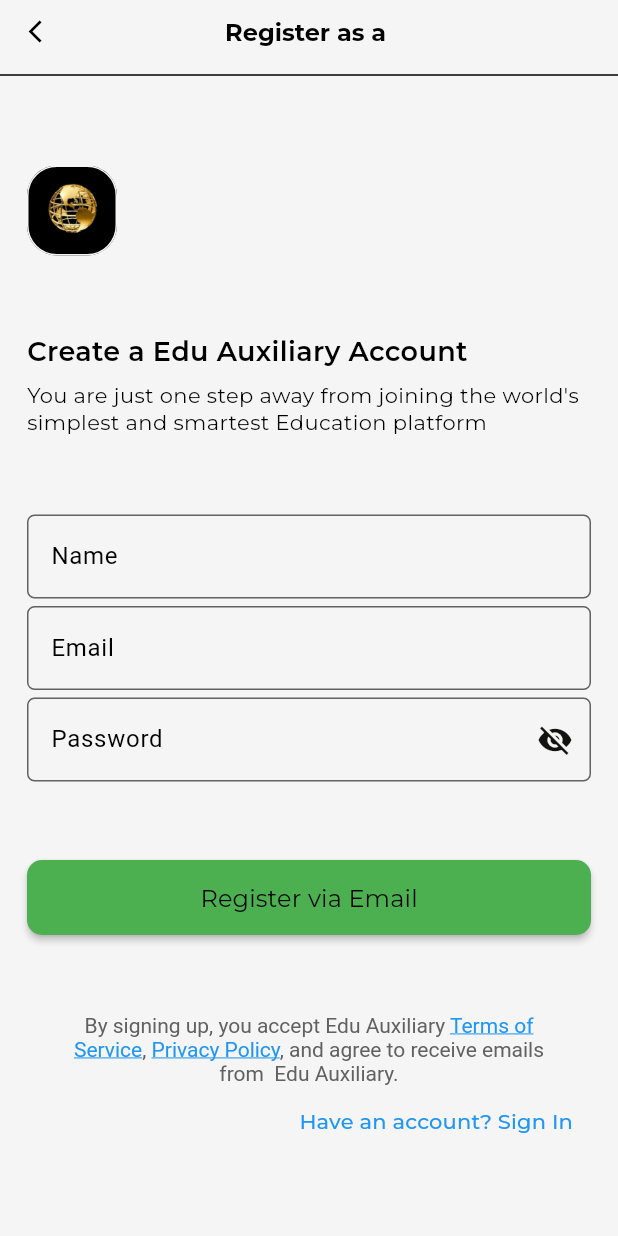
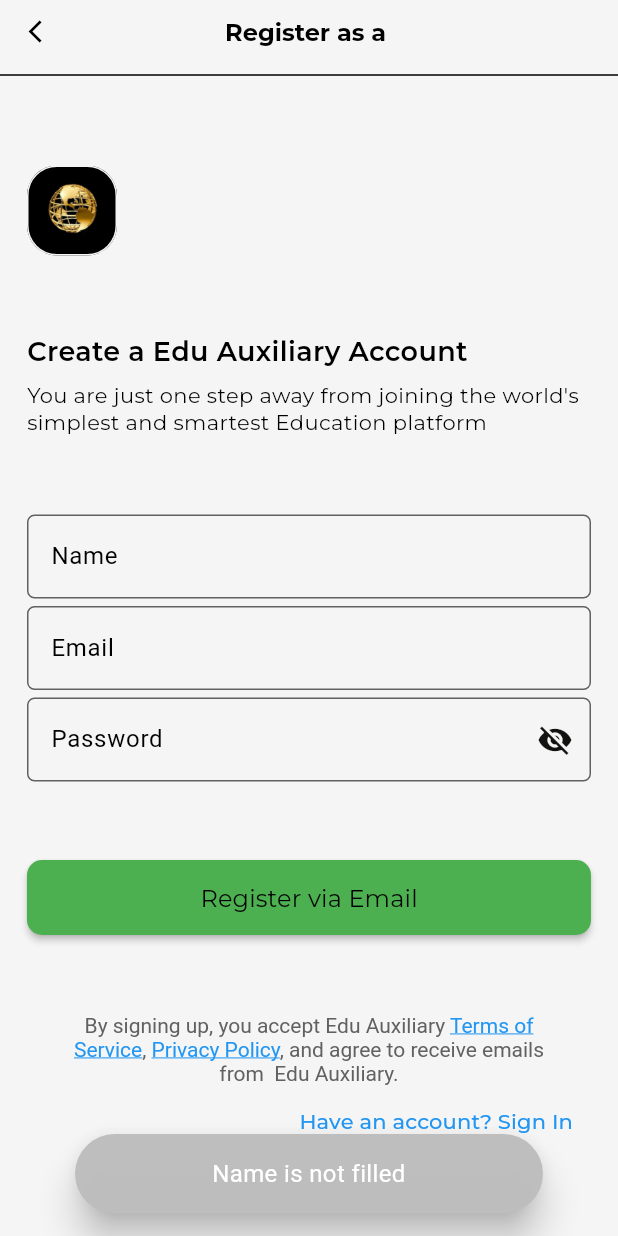
Before and after one commit to Zafarbek708k/edu_auxiliary, a Flutter app: the Register screen opened by its route, after a tap on "Register via Email", on a phone screen of 412 x 824 dp. Run offline on Flutter 3.47's test engine with Material 3 defaults, Android fonts, the phone set to English and light mode, and no system bars; drawn by our look-alikes of keyboard_dismisser; our stand-ins replace cached_network_image, cloud_firestore, connectivity_plus, device_preview, dio, firebase_auth and 13 more; missing offline and left inert: a package; accounts and stored records are empty; generated files the repository leaves out were written again; network calls fail.

Commit message:
3 - commit by Zafarbek fix Auth

```diff
--- a/lib/src/core/constants/all_library.dart
+++ b/lib/src/core/constants/all_library.dart
@@ -33,3 +33,7 @@ export 'package:firebase_crashlytics/firebase_crashlytics.dart';
 export 'package:edu_auxiliary/src/feature/home/view/widgets/home_banner_widget.dart';
 export 'package:edu_auxiliary/src/feature/home/view/widgets/home_free_cource_widget.dart';
 export 'package:edu_auxiliary/src/feature/home/view/widgets/home_lesson_widget.dart';
+export 'package:edu_auxiliary/src/core/server/firebase/utils.dart';
+export 'package:firebase_auth/firebase_auth.dart';
+export 'package:edu_auxiliary/src/core/server/firebase/firebase_auth.dart';
+export 'package:edu_auxiliary/src/core/storage/sheared_preferens.dart';
--- a/lib/src/core/routes/app_route_name.dart
+++ b/lib/src/core/routes/app_route_name.dart
@@ -5,6 +5,7 @@ final class AppRouteName {
   static const String splash = "/splashPage";
   static const String welcomePage = "/welcome";
   static const String selectRule = "/select-rule";
+  static const String authGate = "/auth-gate";
 
   static const String login = "/login";
   static const String register = "register";
--- a/lib/src/core/routes/app_router.dart
+++ b/lib/src/core/routes/app_router.dart
@@ -1,4 +1,5 @@
 import "package:edu_auxiliary/src/core/constants/all_library.dart";
+import "package:edu_auxiliary/src/feature/auth/view/pages/auth_gate.dart";
 import "package:edu_auxiliary/src/feature/auth/view/pages/select_rule.dart";
 import "package:edu_auxiliary/src/feature/course/view/pages/course.dart";
 import "package:edu_auxiliary/src/feature/home/view/pages/home.dart";
@@ -24,6 +25,7 @@ final class AppRouter {
       GoRoute(path: AppRouteName.splash, builder: (context, state) => const Splash()),
       GoRoute(path: AppRouteName.selectRule, builder: (context, state) => const SelectRule()),
       GoRoute(path: AppRouteName.teacher, builder: (context, state) => const Teacher()),
+      GoRoute(path: AppRouteName.authGate, builder: (context, state) => const AuthGate()),
 
       GoRoute(
         path: AppRouteName.login,
--- /dev/null
+++ b/lib/src/core/server/firebase/utils.dart
@@ -0,0 +1,21 @@
+import 'package:flutter/material.dart';
+
+sealed class Utils {
+
+  // FireSnackBar
+  static void fireSnackBar(String msg, BuildContext context) {
+    ScaffoldMessenger.of(context).showSnackBar(
+      SnackBar(
+        backgroundColor: Colors.grey.shade400.withOpacity(0.975),
+        content: Text(msg, style: const TextStyle(color: Colors.white, fontSize: 16), textAlign: TextAlign.center,),
+        duration: const Duration(milliseconds: 2500),
+        padding: const EdgeInsets.symmetric(horizontal: 20, vertical: 15),
+        margin: const EdgeInsets.symmetric(vertical: 15, horizontal: 50),
+        elevation: 10,
+        behavior: SnackBarBehavior.floating,
+        shape: const StadiumBorder(),
+      ),
+    );
+  }
+
+}
--- a/lib/src/feature/auth/view/pages/register.dart
+++ b/lib/src/feature/auth/view/pages/register.dart
@@ -1,3 +1,4 @@
+import 'package:edu_auxiliary/src/core/server/firebase/firebase_auth.dart';
 import 'package:flutter/material.dart';
 import 'package:go_router/go_router.dart';
 import 'package:edu_auxiliary/src/core/constants/context_extension.dart';
@@ -39,6 +40,32 @@ class _RegisterState extends State<Register> {
         setState(() {});
       }
     }
+  }
+
+  Future<void>register()async{
+    String name = nameCtr.text;
+    String email = emailCtr.text;
+    String pass = passCtr.text;
+    if(name.isEmpty || name.length < 2){
+      Utils.fireSnackBar("Name is not filled", context);
+    }else if(email.isEmpty || email.length < 2 || !email.contains("@")){
+      Utils.fireSnackBar("Email is badly formatted", context);
+    }else if(pass.isEmpty || pass.length < 5){
+      Utils.fireSnackBar("Password should be more than 6 char", context);
+    }else{
+      User? user = await AuthService.registerUser(context, fullName: name, email: email, password: pass);
+      if(user != null){
+        if(mounted){
+          Utils.fireSnackBar("Successfully registered", context);
+          if (title == "teacher") {
+            context.go(AppRouteName.teacher);
+          } else if(title == "student"){
+            context.push(AppRouteName.home);
+          }
+        }
+      }
+    }
+
   }
 
   @override
@@ -97,8 +124,7 @@ class _RegisterState extends State<Register> {
             AuthMainTextField(controller: passCtr, hintText: "Password", isPassword: true),
             const Spacer(flex: 1),
             AuthMainButton(
-              // onPressed: () => context.push(AppRouteName.catalog),
-              onPressed: () {},
+              onPressed: () async => register(),
               title: "Register via Email",
               backgroundColor: Colors.green,
             ),
--- a/lib/src/feature/auth/view/pages/splash.dart
+++ b/lib/src/feature/auth/view/pages/splash.dart
@@ -13,7 +13,7 @@ class _SplashState extends State<Splash> {
 
   Future<void> init() async {
     _timer = Timer(const Duration(seconds: 4), () {
-      if (mounted) context.go(AppRouteName.selectRule);
+      if (mounted) context.go(AppRouteName.authGate);
     });
   }
 
--- a/lib/src/feature/auth/view/widgets/auth_main_textfield.dart
+++ b/lib/src/feature/auth/view/widgets/auth_main_textfield.dart
@@ -27,6 +27,7 @@ class _AuthMainTextFieldState extends State<AuthMainTextField> {
       controller: widget.controller,
       cursorColor: context.appTheme.secondary,
       obscureText: widget.isPassword ? _obscureText : false, // Only obscure text for passwords
+      style: TextStyle(color: context.appTheme.secondary),
       decoration: InputDecoration(
         hintText: widget.hintText,
         hintStyle: TextStyle(
```
Also changed, not shown: lib/src/core/server/firebase/firebase_auth.dart (added, +48 -0 lines), lib/src/core/server/firebase/firebase_firestore.dart (added, +39 -0 lines), lib/src/core/server/firebase/firebase_real_time.dart (added, +87 -0 lines), lib/src/core/server/firebase/firebase_storage.dart (added, +38 -0 lines), lib/src/feature/auth/view/pages/auth_gate.dart (added, +83 -0 lines), lib/src/feature/auth/view/pages/login.dart (+30 -8 lines), lib/src/feature/profile/view/pages/profile.dart (+9 -1 lines).
